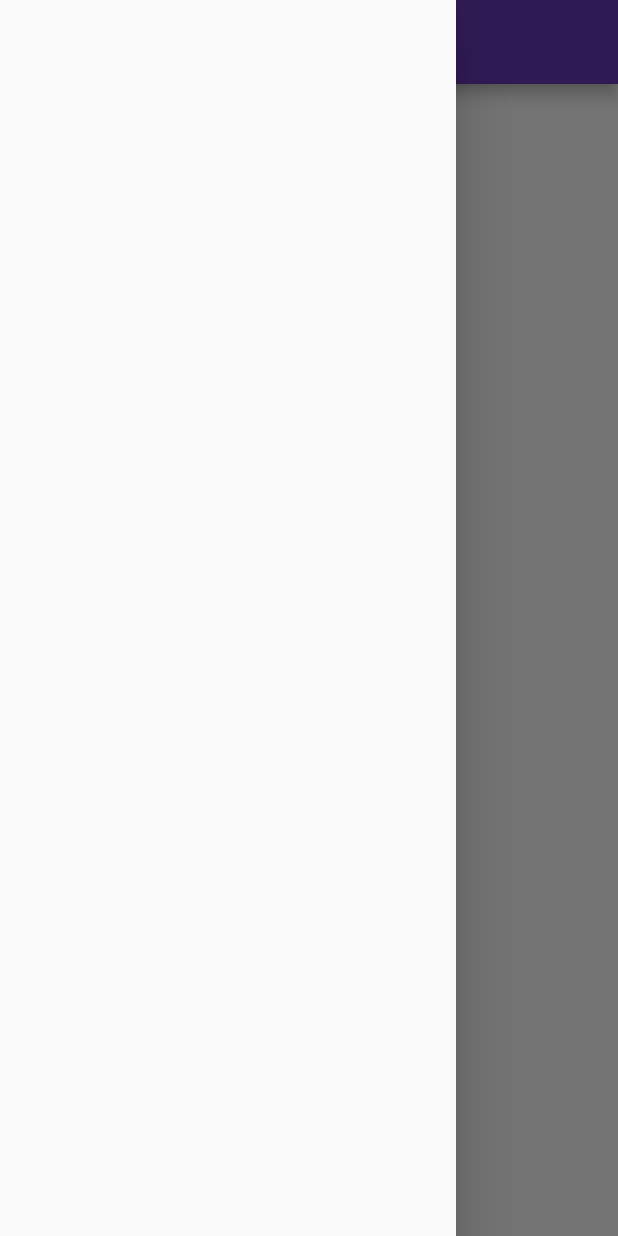
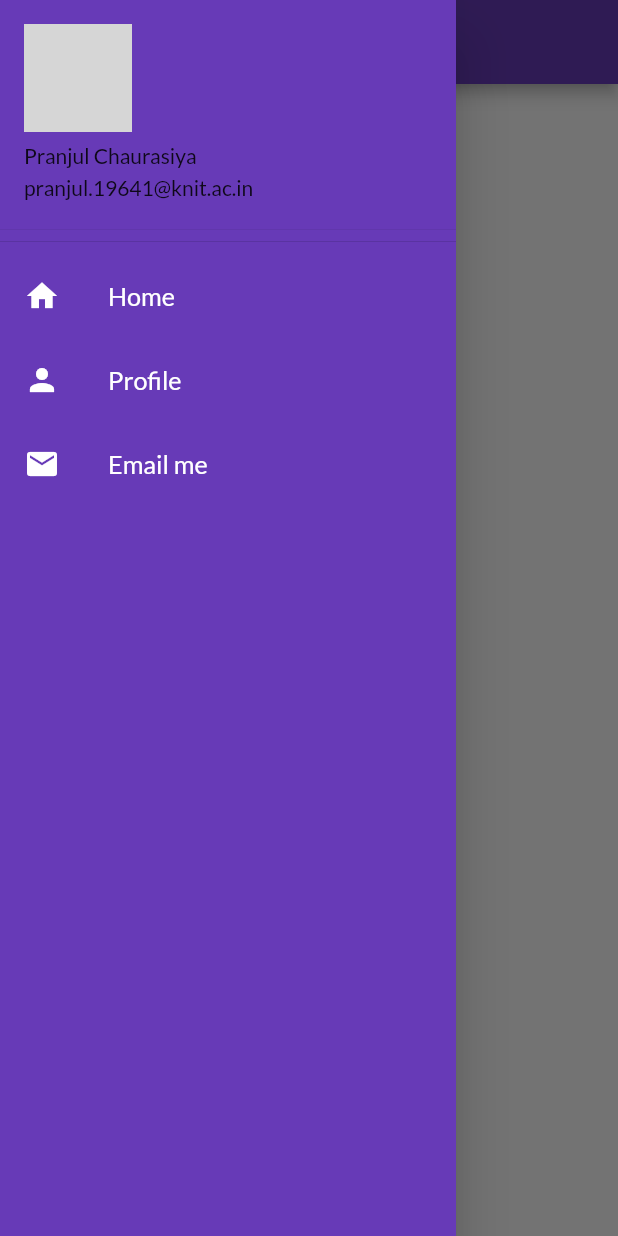
Before and after one commit to pranjulknit/flutter_catalog, a Flutter app: the HomePage screen opened by its route, with the side drawer open, on a phone screen of 412 x 824 dp. Run offline on Flutter 3.47's test engine with Material 2 defaults, Android fonts, the phone set to English and light mode, and no system bars; our stand-ins replace google_fonts; network calls fail; grey boxes are pictures that could not be loaded.

Commit message:
day9 completed

```diff
--- a/lib/pages/home_page.dart
+++ b/lib/pages/home_page.dart
@@ -1,4 +1,5 @@
 import 'package:flutter/material.dart';
+import 'package:flutter_catalog/widgets/drawer.dart';
 
 class HomePage extends StatelessWidget {
   const HomePage({Key? key}) : super(key: key);
@@ -14,7 +15,7 @@ class HomePage extends StatelessWidget {
           child: Text("Welcome to 30 days of Flutter"),
         ),
       ),
-      drawer: Drawer(),
+      drawer: MyDrawer(),
     );
   }
 }
--- /dev/null
+++ b/lib/widgets/drawer.dart
@@ -0,0 +1,54 @@
+// ignore_for_file: prefer_const_literals_to_create_immutables, prefer_const_constructors
+
+import 'package:flutter/material.dart';
+
+class MyDrawer extends StatelessWidget {
+  const MyDrawer({Key? key}) : super(key: key);
+
+  @override
+  Widget build(BuildContext context) {
+    final imageUrl = "";
+    return Drawer(
+      child: Container(
+        color: Colors.deepPurple,
+        child: ListView(padding: EdgeInsets.zero, children: [
+          DrawerHeader(
+            padding: EdgeInsets.zero,
+            child: UserAccountsDrawerHeader(
+              accountName: Text("Pranjul Chaurasiya"),
+              accountEmail: Text("pranjul.19641@knit.ac.in"),
+              currentAccountPicture: CircleAvatar(
+                backgroundImage: NetworkImage(imageUrl),
+              ),
+            ),
+          ),
+          ListTile(
+            leading: Icon(Icons.home, color: Colors.white),
+            title: Text(
+              "Home",
+              textScaleFactor: 1.2,
+              style: TextStyle(color: Colors.white),
+            ),
+          ),
+          ListTile(
+            leading: Icon(Icons.person, color: Colors.white),
+            title: Text(
+              "Profile",
+              textScaleFactor: 1.2,
+              style: TextStyle(color: Colors.white),
+            ),
+          ),
+          ListTile(
+            leading: Icon(Icons.mail, color: Colors.white),
+            title: Text(
+              "Email me",
+              textScaleFactor: 1.2,
+              style: TextStyle(color: Colors.white),
+
+            ),
+          ),
+        ]),
+      ),
+    );
+  }
+}
```
